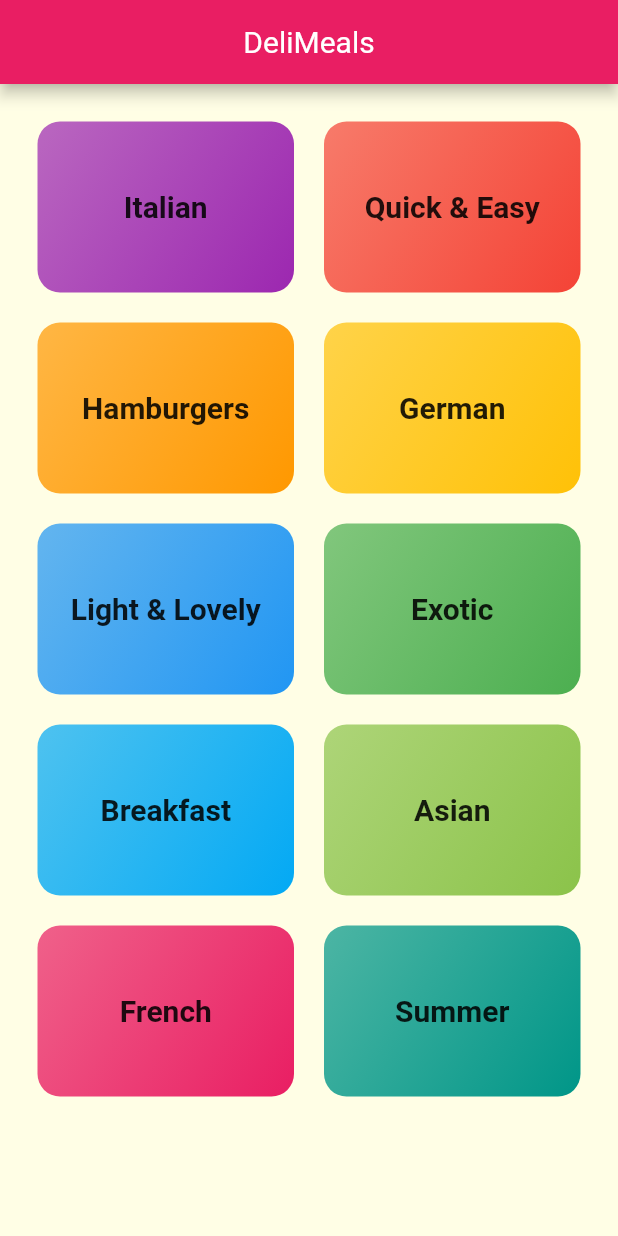
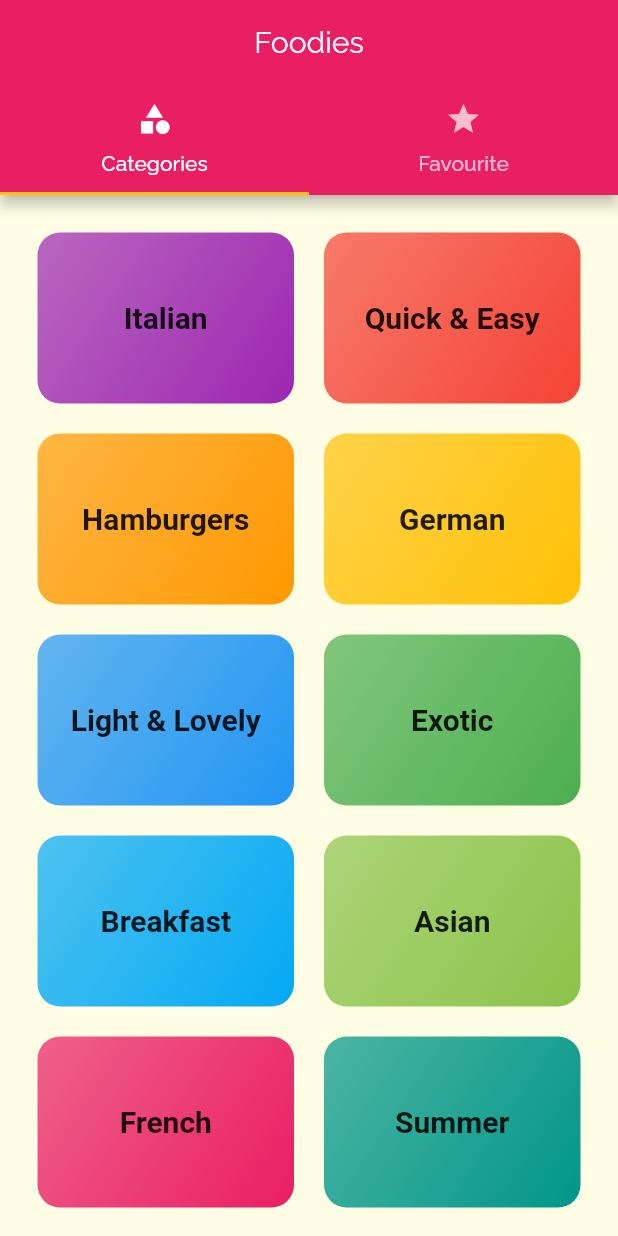
Before and after one commit to Dharmik-Pavasiya/Meal-App, a Flutter app: the screen it shows after launch, on a phone screen of 412 x 824 dp. Run offline on Flutter 3.47's test engine with Material 2 defaults, Android fonts, the phone set to English and light mode, and no system bars; Roboto replaces fonts that are missing (Ralewayx).

Commit message:
Adding Tabar To The AppBar

```diff
--- a/lib/main.dart
+++ b/lib/main.dart
@@ -2,6 +2,7 @@ import 'package:flutter/material.dart';
 import 'package:meal_app/pages/categories_page.dart';
 import 'package:meal_app/pages/category_meal_page.dart';
 import 'package:meal_app/pages/meal_details_page.dart';
+import 'package:meal_app/pages/tab_page.dart';
 
 void main() => runApp(MyApp());
 
@@ -29,10 +30,10 @@ class MyApp extends StatelessWidget {
               ),
             ),
       ),
-      title: 'DeliMeals',
+      title: 'Foodies',
       initialRoute: '/',
       routes: {
-        '/' : (context) => const CategoriesScreen(),
+        '/' : (context) => const TabsPage(),
         '/category-meals' : (context) => const CategoryMealsPage(),
         '/meal-details' : (context) => const MealDetailsPage()
       },
--- a/lib/pages/categories_page.dart
+++ b/lib/pages/categories_page.dart
@@ -7,12 +7,7 @@ class CategoriesScreen extends StatelessWidget {
 
   @override
   Widget build(BuildContext context) {
-    return Scaffold(
-      appBar: AppBar(
-        centerTitle: true,
-        title: const Text('DeliMeals',style: TextStyle(fontWeight: FontWeight.normal),),
-      ),
-      body: GridView(
+    return GridView(
         padding: const EdgeInsets.all(25),
         gridDelegate: const SliverGridDelegateWithMaxCrossAxisExtent(
           maxCrossAxisExtent: 200,
@@ -24,7 +19,6 @@ class CategoriesScreen extends StatelessWidget {
             .map((catData) =>
                 CategoryItem(title: catData.title, color: catData.color, id: catData.id,))
             .toList(),
-      ),
     );
   }
 }
--- /dev/null
+++ b/lib/pages/favourite_page.dart
@@ -0,0 +1,12 @@
+import 'package:flutter/material.dart';
+
+class FavouritePage extends StatelessWidget {
+  const FavouritePage({Key? key}) : super(key: key);
+
+  @override
+  Widget build(BuildContext context) {
+    return Center(
+      child: Text('The Favourites'),
+    );
+  }
+}
--- a/lib/pages/meal_details_page.dart
+++ b/lib/pages/meal_details_page.dart
@@ -47,16 +47,21 @@ class MealDetailsPage extends StatelessWidget {
       body: SingleChildScrollView(
         child: Column(
           children: [
-            Container(
+            Card(
+              elevation: 4,
+              // color: Colors.black54,
+              shape: RoundedRectangleBorder(borderRadius: BorderRadius.circular(30)),
+              child: Container(
                 height: 300,
                 width: double.infinity,
                 child: Padding(
-                padding: const EdgeInsets.all(8.0),
+                  padding: const EdgeInsets.all(3.0),
                   child: ClipRRect(
                     borderRadius: BorderRadius.circular(30),
                     child: Image.network(
                       selectedMeal.imageUrl,
                       fit: BoxFit.cover,
+                    ),
                   ),
                 ),
               ),
--- /dev/null
+++ b/lib/pages/tab_page.dart
@@ -0,0 +1,49 @@
+import 'package:flutter/material.dart';
+import 'package:meal_app/pages/categories_page.dart';
+import 'package:meal_app/pages/favourite_page.dart';
+
+class TabsPage extends StatefulWidget {
+  const TabsPage({Key? key}) : super(key: key);
+
+  @override
+  State<TabsPage> createState() => _TabsPageState();
+}
+
+class _TabsPageState extends State<TabsPage> {
+  @override
+  Widget build(BuildContext context) {
+    return DefaultTabController(
+      length: 2,
+      // initialIndex: 0,
+      child: Scaffold(
+        appBar: AppBar(
+          title: const Text(
+            'Foodies',
+            style: TextStyle(
+              fontFamily: 'Raleway',
+              fontWeight: FontWeight.normal,
+            ),
+          ),
+          centerTitle: true,
+          bottom: const TabBar(
+            tabs: [
+              Tab(
+                icon: Icon(Icons.category),
+                text: 'Categories',
+              ),
+              Tab(
+                icon: Icon(
+                  Icons.star,
+                ),
+                text: 'Favourite',
+              ),
+            ],
+          ),
+        ),
+        body: const TabBarView(
+          children: [CategoriesScreen(), FavouritePage()],
+        ),
+      ),
+    );
+  }
+}
```
Also changed, not shown: lib/widgets/category_item.dart (+8 -3 lines), 1 other file. Lines whose indentation alone changed are shown as unchanged.
